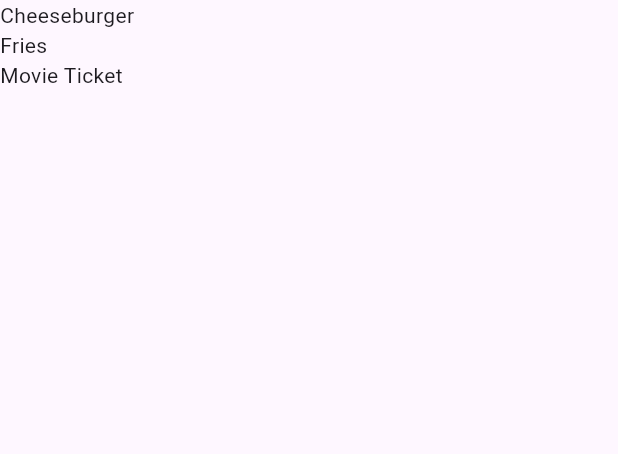
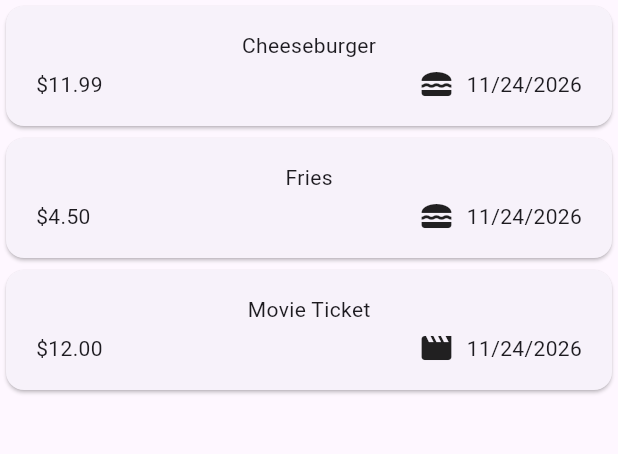
Before and after one commit to Arjay05Rai/expense_tracker, a Flutter app: the screen it shows after launch, on a phone screen of 412 x 824 dp, the part 114-568 px from its top. Run offline on Flutter 3.47's test engine with Material 3 defaults, Android fonts, the phone set to English and light mode, and no system bars.

Commit message:
Made Items Dismissable

```diff
--- a/lib/widgets/expense_item.dart
+++ b/lib/widgets/expense_item.dart
@@ -20,7 +20,7 @@ class ExpenseItem extends StatelessWidget {
                 children: [
                   Icon(categoryIcons[expense.category]),
                   const SizedBox(width: 8),
-                  Text(expense.date.toString()),
+                  Text(expense.formattedDate),
                 ],
               ),
 
--- a/lib/widgets/expenses.dart
+++ b/lib/widgets/expenses.dart
@@ -1,9 +1,10 @@
+//expenses
 import 'package:expense_tracker/widgets/expenses_list.dart';
 import 'package:expense_tracker/models/expense.dart';
 import 'package:expense_tracker/widgets/new_expense.dart';
 import 'package:flutter/material.dart';
 
-class Expenses extends StatefulWidget{
+class Expenses extends StatefulWidget {
   const Expenses({super.key});
 
   @override
@@ -12,19 +13,27 @@ class Expenses extends StatefulWidget{
   }
 }
 
-class _ExpensesState extends State<Expenses>{
-void _addExpense(Expense expense) {
+class _ExpensesState extends State<Expenses> {
+  void _addExpense(Expense expense) {
     setState(() {
       _registeredExpenses.add(expense);
     });
   }
 
-  void _openAddExpenseOverlay() {
-    showModalBottomSheet(context: context, builder: (ctx) => NewExpense(onAddExpense: _addExpense));
+  void _removeExpense(Expense expense) {
+    setState(() {
+      _registeredExpenses.remove(expense);
+    });
   }
 
+  void _openAddExpenseOverlay() {
+    showModalBottomSheet(
+      context: context,
+      builder: (ctx) => NewExpense(onAddExpense: _addExpense),
+    );
+  }
 
-    final List<Expense> _registeredExpenses = [
+  final List<Expense> _registeredExpenses = [
     Expense(
       title: "Cheeseburger",
       amount: 11.99,
@@ -44,18 +53,24 @@ void _addExpense(Expense expense) {
       category: Category.leisure,
     ),
   ];
+
   @override
   Widget build(BuildContext context) {
-
-
     return Scaffold(
       appBar: AppBar(
         title: Text("Expense Tracker"),
-        actions:[IconButton(icon: Icon(Icons.add), onPressed: _openAddExpenseOverlay) ],
+        actions: [
+          IconButton(icon: Icon(Icons.add), onPressed: _openAddExpenseOverlay),
+        ],
       ),
       body: Column(
-        children: [Text("Chart Here..."),
-          Expanded(child: ExpensesList(expenses: _registeredExpenses),
+        children: [
+          Text("Chart Here..."),
+          Expanded(
+            child: ExpensesList(
+              onRemoveExpense: _removeExpense,
+              expenses: _registeredExpenses,
+            ),
           ),
         ],
       ),
--- a/lib/widgets/expenses_list.dart
+++ b/lib/widgets/expenses_list.dart
@@ -1,15 +1,26 @@
 import 'package:expense_tracker/models/expense.dart';
+import 'package:expense_tracker/widgets/expense_item.dart';
 import 'package:flutter/material.dart';
 
-
 class ExpensesList extends StatelessWidget {
-  const ExpensesList({super.key, required this.expenses});
-
+  const ExpensesList({
+    super.key,
+    required this.expenses,
+    required this.onRemoveExpense,
+  });
+  final void Function(Expense expense) onRemoveExpense;
   final List<Expense> expenses;
   @override
   Widget build(BuildContext context) {
     return ListView.builder(
       itemCount: expenses.length,
-      itemBuilder: (ctc, index) => Text(expenses[index].title));
+      itemBuilder: (ctx, index) => Dismissible(
+        onDismissed: (direction) {
+          onRemoveExpense(expenses[index]);
+        },
+        key: ValueKey(expenses[index]),
+        child: ExpenseItem(expense: expenses[index]),
+      ),
+    );
   }
 }
```
Also changed, not shown: lib/widgets/new_expense.dart (+13 -7 lines).
